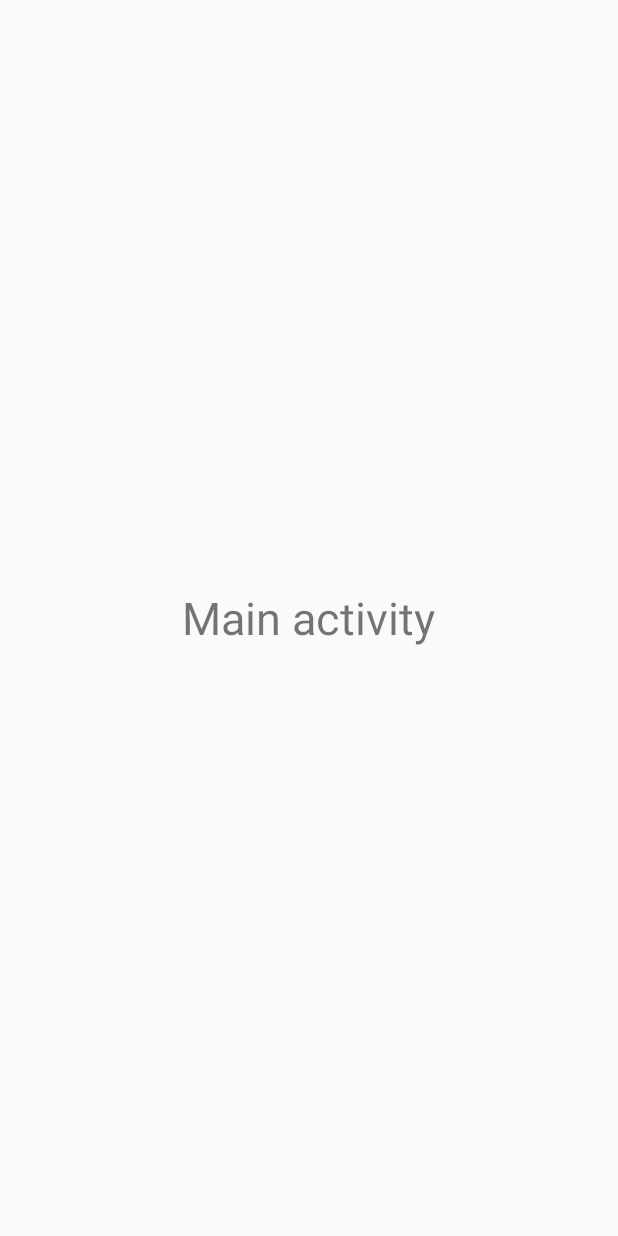
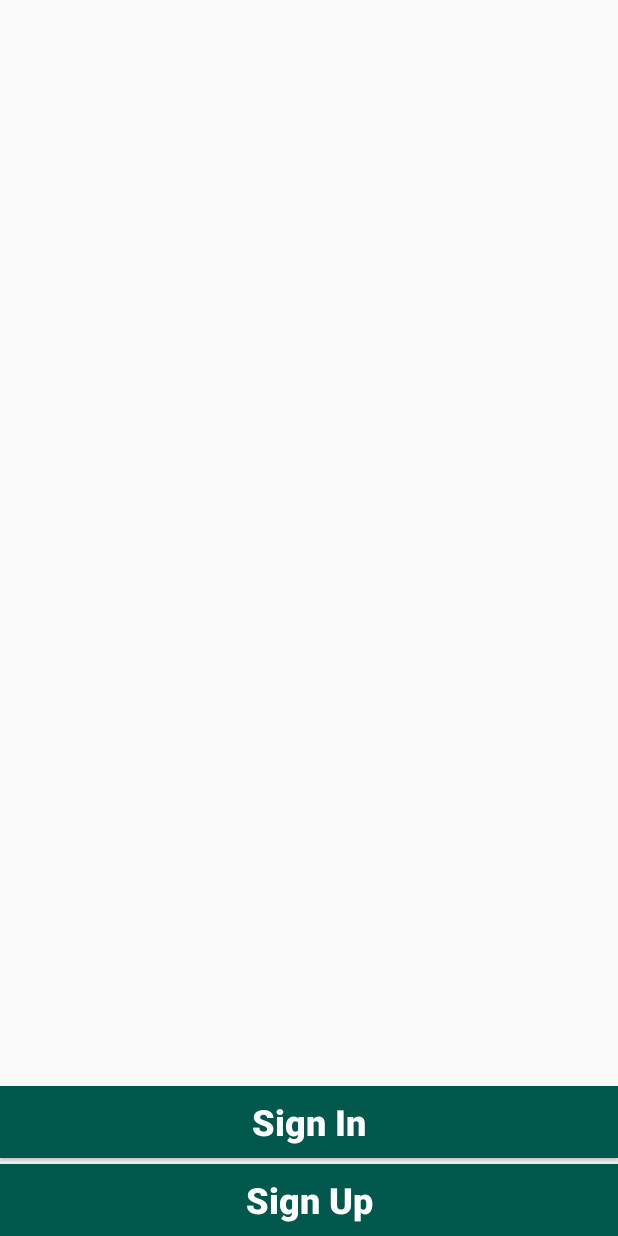
Before and after one commit to megaprime4/Testapp, an Android app: the screen it shows after launch (MainActivity before the commit, StartPageActivity after it), on a phone screen of 412 x 824 dp. Before the commit the screen is almost empty. Run offline under Robolectric (Android 15) with nearby library versions, the phone set to English and light mode, and no system bars.

Commit message:
initial commit - 2nd try

```diff
--- a/app/src/main/AndroidManifest.xml
+++ b/app/src/main/AndroidManifest.xml
@@ -2,7 +2,7 @@
 <manifest xmlns:android="http://schemas.android.com/apk/res/android"
     package="com.example.touhid.testapp">
 
-    <uses-permission android:name="android.permission.INTERNET"/>
+    <uses-permission android:name="android.permission.INTERNET" />
 
     <application
         android:allowBackup="true"
@@ -19,7 +19,9 @@
             </intent-filter>
         </activity>
         <activity android:name=".MainActivity" />
-        <activity android:name=".StartPageActivity"></activity>
+        <activity android:name=".StartPageActivity" />
+        <activity android:name=".RegistrationActivity"
+            android:parentActivityName=".StartPageActivity"></activity>
     </application>
 
 </manifest>
--- a/app/src/main/java/com/example/touhid/testapp/StartPageActivity.java
+++ b/app/src/main/java/com/example/touhid/testapp/StartPageActivity.java
@@ -1,13 +1,38 @@
 package com.example.touhid.testapp;
 
+import android.content.Intent;
 import android.support.v7.app.AppCompatActivity;
 import android.os.Bundle;
+import android.view.View;
+import android.widget.Button;
 
 public class StartPageActivity extends AppCompatActivity {
+
+    private Button SignInButton;
+    private Button SignUpButton;
 
     @Override
     protected void onCreate(Bundle savedInstanceState) {
         super.onCreate(savedInstanceState);
         setContentView(R.layout.activity_start_page);
+
+        SignInButton = (Button) findViewById(R.id.SigninButton);
+        SignUpButton = (Button) findViewById(R.id.SignUpButton);
+
+        SignInButton.setOnClickListener(new View.OnClickListener() {
+            @Override
+            public void onClick(View v) {
+                //go to sign in page
+            }
+        });
+
+        SignUpButton.setOnClickListener(new View.OnClickListener() {
+            @Override
+            public void onClick(View v) {
+                //go to sign up page
+                Intent registrationIntent = new Intent(StartPageActivity.this, RegistrationActivity.class);
+                startActivity(registrationIntent);
+            }
+        });
     }
 }
--- a/app/src/main/java/com/example/touhid/testapp/WelcomeActivity.java
+++ b/app/src/main/java/com/example/touhid/testapp/WelcomeActivity.java
@@ -19,7 +19,7 @@ public class WelcomeActivity extends AppCompatActivity {
                 } catch (Exception ex) {
                     ex.printStackTrace();
                 } finally {
-                    Intent mainIntent = new Intent(WelcomeActivity.this, MainActivity.class);
+                    Intent mainIntent = new Intent(WelcomeActivity.this, StartPageActivity.class);
                     startActivity(mainIntent);
                 }
             }
--- a/app/src/main/res/layout/activity_start_page.xml
+++ b/app/src/main/res/layout/activity_start_page.xml
@@ -6,12 +6,34 @@
     android:layout_height="match_parent"
     tools:context=".StartPageActivity">
 
-    <TextView
-        android:id="@+id/textView2"
-        android:layout_width="wrap_content"
+    <Button
+        android:id="@+id/SigninButton"
+        android:layout_width="match_parent"
         android:layout_height="wrap_content"
-        android:layout_centerInParent="true"
-        android:text="Start Page Activity"
+        android:layout_alignParentStart="true"
+        android:layout_alignParentBottom="true"
+        android:layout_marginStart="0dp"
+        android:layout_marginBottom="52dp"
+        android:background="@color/colorPrimaryDark"
+        android:text="Sign In"
         android:textAlignment="center"
-        android:textSize="30sp" />
+        android:textAllCaps="false"
+        android:textColor="@android:color/background_light"
+        android:textSize="24sp"
+        android:textStyle="bold" />
+
+    <Button
+        android:id="@+id/SignUpButton"
+        android:layout_width="match_parent"
+        android:layout_height="wrap_content"
+        android:layout_alignParentStart="true"
+        android:layout_alignParentBottom="true"
+        android:layout_marginBottom="0dp"
+        android:background="@color/colorPrimaryDark"
+        android:text="Sign Up"
+        android:textAlignment="center"
+        android:textAllCaps="false"
+        android:textColor="@android:color/background_light"
+        android:textSize="24sp"
+        android:textStyle="bold" />
 </RelativeLayout>
--- a/app/src/main/res/values/colors.xml
+++ b/app/src/main/res/values/colors.xml
@@ -1,6 +1,6 @@
 <?xml version="1.0" encoding="utf-8"?>
 <resources>
     <color name="colorPrimary">#008577</color>
-    <color name="colorPrimaryDark">#00574B</color>
+    <color name="colorPrimaryDark">#00574b</color>
     <color name="colorAccent">#D81B60</color>
 </resources>
```
Also changed, not shown: app/src/main/java/com/example/touhid/testapp/RegistrationActivity.java (added, +57 -0 lines), app/src/main/res/layout/activity_registration.xml (added, +114 -0 lines).
